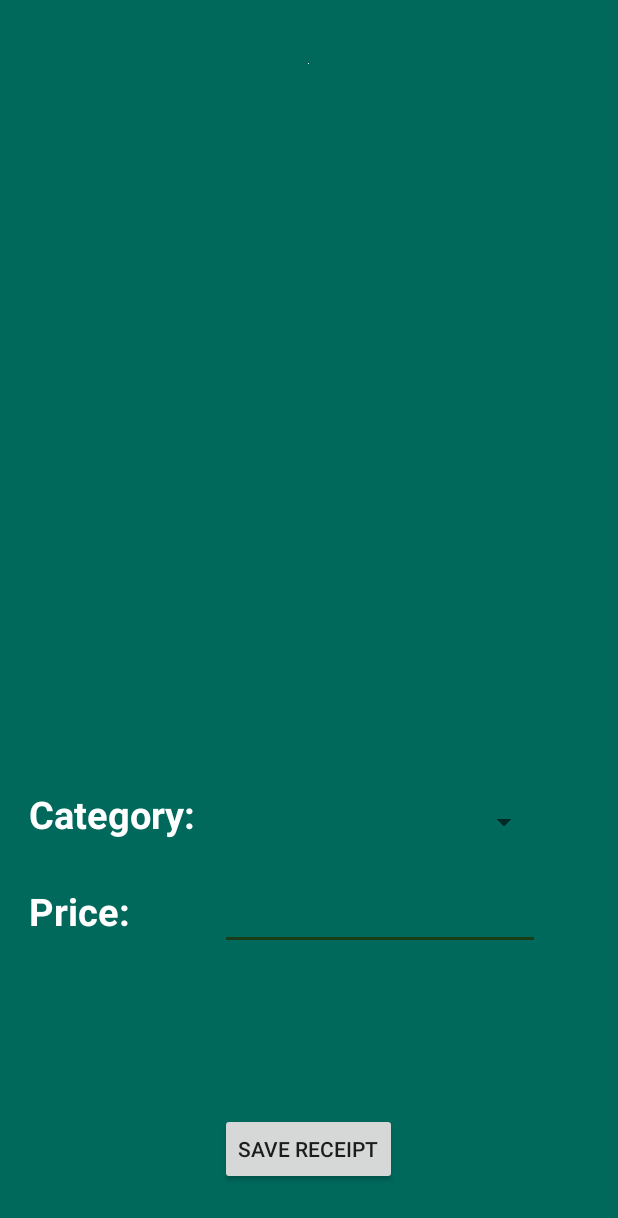
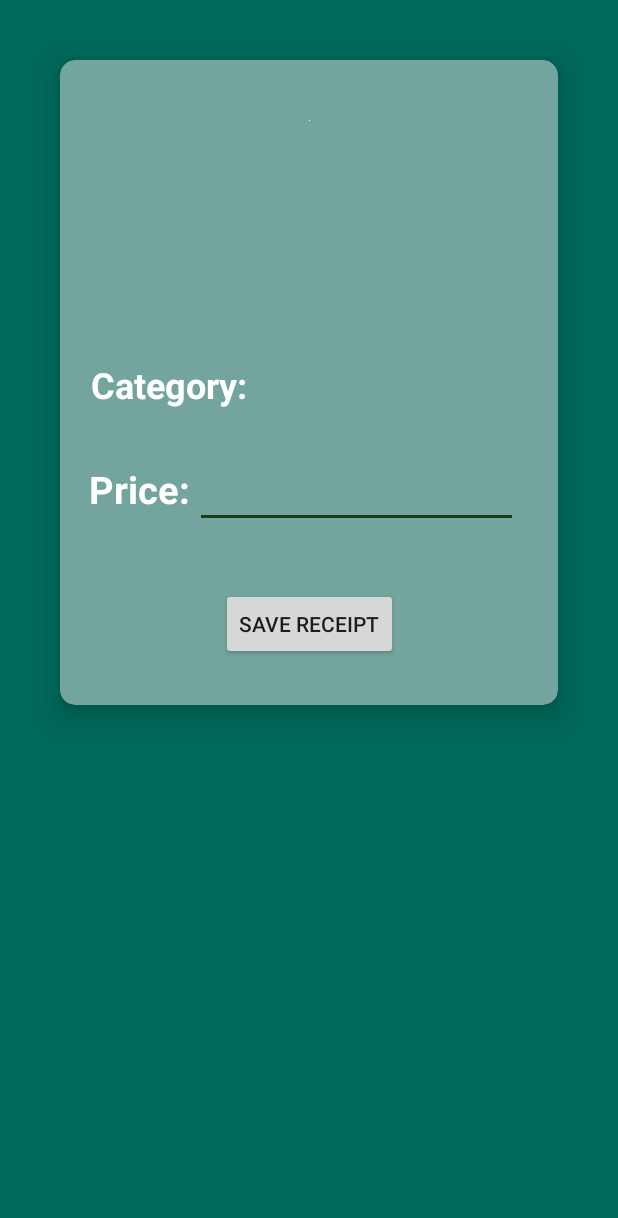
Before and after one commit to noahsibai/pennypincher, an Android app: the layout activity_form.xml on its own in the app's theme, with its tools: preview values and no code run, on a phone screen of 412 x 824 dp. Shown: the top 1218 px of the screen. Run offline under Robolectric (Android 15) with nearby library versions, the phone set to English and light mode, and no system bars.

Commit message:
added another form

```diff
--- a/app/src/main/res/layout/activity_form.xml
+++ b/app/src/main/res/layout/activity_form.xml
@@ -7,72 +7,104 @@
     tools:context="pennypincher.cps496.cmich.edu.pennypincher.Form"
     android:background="@color/dark_slate_gray">
 
-    <android.support.v7.widget.CardView
+    <android.support.v7.widget.CardView xmlns:app="http://schemas.android.com/apk/res-auto"
         android:layout_width="match_parent"
-        android:layout_height="wrap_content" />
+        android:layout_height="wrap_content"
+        android:layout_marginLeft="40dp"
+        android:layout_marginRight="40dp"
+        android:layout_marginTop="40dp"
+        app:cardBackgroundColor="@color/cardDark"
+        app:cardCornerRadius="10dp"
+        app:cardElevation="12dp"
+        app:contentPaddingBottom="30dp">
+
+        <android.support.constraint.ConstraintLayout
+            android:layout_width="match_parent"
+            android:layout_height="match_parent"
+            android:id="@+id/relativeLayout">
 
             <ImageView
                 android:id="@+id/thumb"
                 android:layout_width="wrap_content"
                 android:layout_height="wrap_content"
-        android:layout_alignParentTop="true"
-        android:layout_centerHorizontal="true"
-        android:layout_marginTop="42dp"
+                android:layout_marginEnd="151dp"
+                android:layout_marginStart="152dp"
+                android:layout_marginTop="40dp"
+                android:paddingBottom="50dp"
+                app:layout_constraintEnd_toEndOf="parent"
+                app:layout_constraintStart_toStartOf="parent"
+                app:layout_constraintTop_toTopOf="parent"
                 app:srcCompat="@android:color/white" />
-
-    <Spinner
-        android:id="@+id/category"
-        android:layout_width="match_parent"
-        android:layout_height="wrap_content"
-        android:layout_above="@+id/price"
-        android:layout_alignEnd="@+id/price"
-        android:layout_alignStart="@+id/price"
-        android:layout_marginBottom="28dp" />
 
             <TextView
                 android:id="@+id/textView2"
                 android:layout_width="wrap_content"
                 android:layout_height="wrap_content"
-        android:layout_alignBottom="@+id/category"
-        android:layout_alignParentStart="true"
-        android:layout_marginStart="19dp"
+                android:layout_marginStart="16dp"
+                android:layout_marginTop="160dp"
                 android:text="Category:"
                 android:textAlignment="center"
                 android:textColor="@android:color/white"
-        android:textSize="25sp"
-        android:textStyle="bold" />
+                android:textSize="24sp"
+                android:textStyle="bold"
+                app:layout_constraintEnd_toStartOf="@+id/category"
+                app:layout_constraintStart_toStartOf="parent"
+                app:layout_constraintTop_toTopOf="@+id/thumb" />
 
             <TextView
                 android:id="@+id/textView3"
                 android:layout_width="wrap_content"
                 android:layout_height="wrap_content"
-        android:layout_above="@+id/button"
-        android:layout_alignStart="@+id/textView2"
-        android:layout_marginBottom="117dp"
+                android:layout_marginStart="16dp"
+                android:layout_marginTop="36dp"
                 android:text="Price:"
                 android:textAlignment="center"
                 android:textColor="@android:color/white"
                 android:textSize="25sp"
-        android:textStyle="bold" />
+                android:textStyle="bold"
+                app:layout_constraintEnd_toStartOf="@+id/price"
+                app:layout_constraintStart_toStartOf="parent"
+                app:layout_constraintTop_toBottomOf="@+id/textView2" />
 
             <EditText
                 android:id="@+id/price"
-        android:layout_width="wrap_content"
+                android:layout_width="215dp"
                 android:layout_height="wrap_content"
-        android:layout_alignBaseline="@+id/textView3"
-        android:layout_alignBottom="@+id/textView3"
-        android:layout_alignStart="@+id/button"
+                android:layout_marginEnd="23dp"
                 android:ems="10"
                 android:inputType="numberDecimal"
-        android:textColor="@android:color/white" />
+                android:textColor="@android:color/white"
+                app:layout_constraintBaseline_toBaselineOf="@+id/textView3"
+                app:layout_constraintBottom_toBottomOf="@+id/textView3"
+                app:layout_constraintEnd_toEndOf="parent"
+                app:layout_constraintStart_toEndOf="@+id/textView3" />
+
+            <Spinner
+                android:id="@+id/category"
+                android:layout_width="126dp"
+                android:layout_height="32dp"
+                android:layout_marginBottom="32dp"
+                android:layout_marginEnd="72dp"
+                android:layout_marginTop="161dp"
+                app:layout_constraintBottom_toTopOf="@+id/price"
+                app:layout_constraintEnd_toEndOf="parent"
+                app:layout_constraintHorizontal_bias="0.0"
+                app:layout_constraintStart_toEndOf="@+id/textView2"
+                app:layout_constraintTop_toBottomOf="@+id/thumb"
+                app:layout_constraintVertical_bias="1.0" />
 
             <Button
                 android:id="@+id/button"
                 android:layout_width="wrap_content"
-        android:layout_height="wrap_content"
-        android:layout_alignParentBottom="true"
-        android:layout_centerHorizontal="true"
-        android:layout_marginBottom="34dp"
+                android:layout_height="48dp"
+                android:layout_marginTop="40dp"
                 android:onClick="EnterData"
-        android:text="Save Receipt" />
+                android:text="Save Receipt"
+                app:layout_constraintLeft_toLeftOf="parent"
+                app:layout_constraintRight_toRightOf="parent"
+                app:layout_constraintTop_toBottomOf="@+id/price" />
+        </android.support.constraint.ConstraintLayout>
+
+    </android.support.v7.widget.CardView>
+
 </RelativeLayout>
--- a/app/src/main/res/layout/fragment_budget.xml
+++ b/app/src/main/res/layout/fragment_budget.xml
@@ -8,7 +8,8 @@
 
     <!--This will display when there is no budget set or if it is set to zero-->
 
-    <android.support.v7.widget.CardView xmlns:app="http://schemas.android.com/apk/res-auto"
+    <android.support.v7.widget.CardView
+        xmlns:app="http://schemas.android.com/apk/res-auto"
         android:layout_width="match_parent"
         android:layout_height="wrap_content"
         app:cardBackgroundColor="@color/cardDark"
@@ -147,8 +148,8 @@
                 android:layout_width="match_parent"
                 android:layout_height="wrap_content"
                 android:layout_alignParentStart="true"
-                android:layout_centerVertical="true"
-                android:layout_marginBottom="138dp"
+                android:layout_alignParentTop="true"
+                android:layout_marginTop="101dp"
                 android:text=""
                 android:textAlignment="center"
                 android:textColor="@android:color/white"
@@ -163,8 +164,7 @@
                 android:layout_width="match_parent"
                 android:layout_height="wrap_content"
                 android:layout_alignParentStart="true"
-                android:layout_alignTop="@+id/textView3"
-                android:layout_marginTop="57dp"
+                android:layout_centerVertical="true"
                 android:text=""
                 android:textAlignment="center"
                 android:textColor="@android:color/white"
```
Lines whose indentation alone changed are shown as unchanged.
